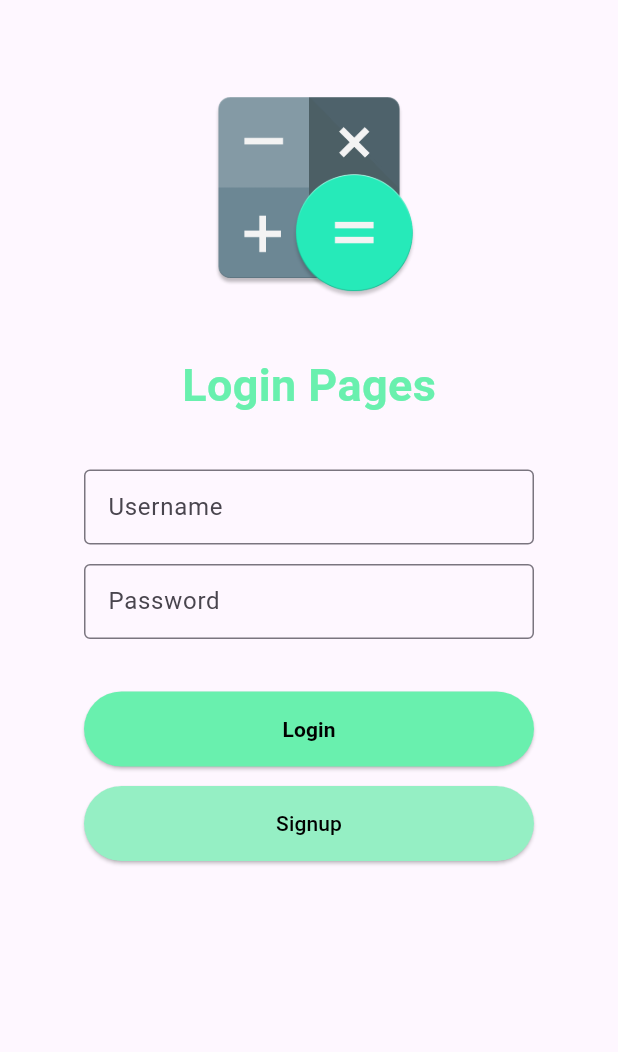
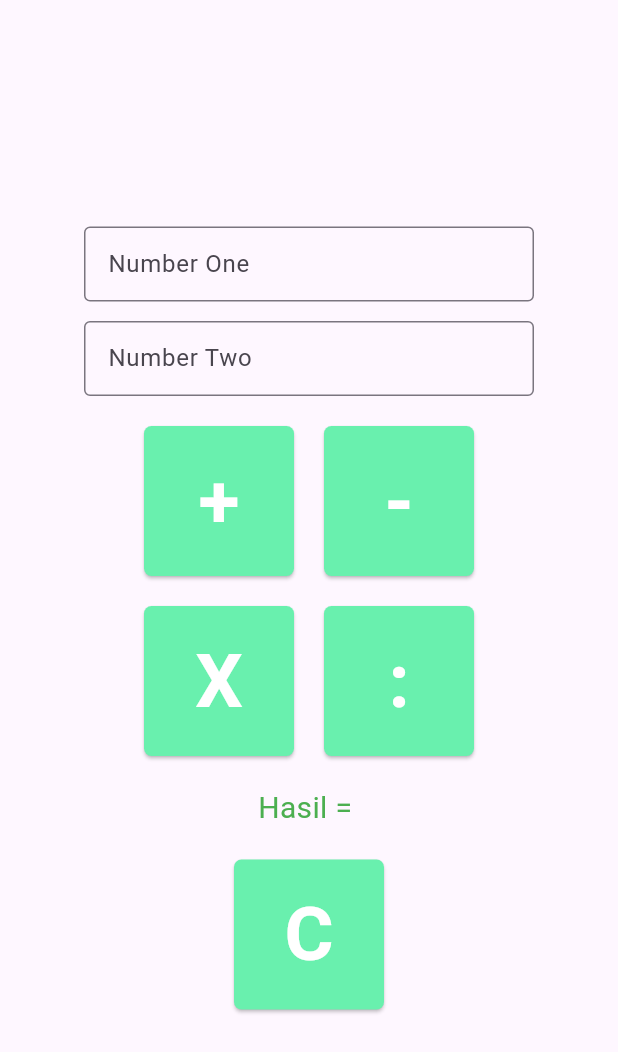
Before and after one commit to muyajid/flutter_calculator_project_v2, a Flutter app: the screen it shows after launch, on a phone screen of 412 x 824 dp. Shown: the top 1052 px of the screen. Run offline on Flutter 3.47's test engine with Material 3 defaults, Android fonts, the phone set to English and light mode, and no system bars; our stand-ins replace get.

Commit message:
feat: belajar getX

```diff
--- /dev/null
+++ b/lib/controller/calculator_controller.dart
@@ -0,0 +1,51 @@
+import 'package:flutter/widgets.dart';
+import 'package:get/get.dart';
+
+class CalculatorController extends GetxController {
+  final numberOne = TextEditingController();
+  final numberTwo = TextEditingController();
+  var hasil = ''.obs;
+
+  void tambah() {
+    int numberOneToInt = int.parse(numberOne.text.toString());
+    int numberTwoTOInt = int.parse(numberTwo.text.toString());
+
+    int r = numberOneToInt + numberTwoTOInt;
+    hasil.value = r.toString();
+  }
+
+  void kurang() {
+    int numberOneToInt = int.parse(numberOne.text.toString());
+    int numberTwoToInt = int.parse(numberTwo.text.toString());
+
+    int r = numberOneToInt - numberTwoToInt;
+    hasil.value = r.toString();
+  }
+
+  void kali() {
+    int numberOneToInt = int.parse(numberOne.text.toString());
+    int numberTwoToInt = int.parse(numberTwo.text.toString());
+
+    int r = numberOneToInt * numberTwoToInt;
+    hasil.value = r.toString();
+  }
+
+  void bagi() {
+    int numberOneToInt = int.parse(numberOne.text.toString());
+    int numberTwoToInt = int.parse(numberTwo.text.toString());
+
+    if (numberOneToInt == 0 || numberTwoToInt == 0) {
+      hasil.value = "Tidak dapat membagi dengan 0";
+      return;
+    }
+
+    int r = numberOneToInt ~/ numberTwoToInt;
+    hasil.value = r.toString();
+  }
+
+  void clear() {
+    numberOne.clear();
+    numberTwo.clear();
+    hasil.value = 0.toString();
+  }
+}
--- a/lib/main.dart
+++ b/lib/main.dart
@@ -1,5 +1,6 @@
 import 'package:flutter/material.dart';
-import 'package:flutter_calculator_project_v2/login_pages.dart';
+import 'package:flutter_calculator_project_v2/pages/calculator_pages.dart';
+import 'package:get/get_navigation/get_navigation.dart';
 
 void main() {
   runApp(const MyApp());
@@ -11,12 +12,12 @@ class MyApp extends StatelessWidget {
   // This widget is the root of your application.
   @override
   Widget build(BuildContext context) {
-    return MaterialApp(
+    return GetMaterialApp(
       title: 'Flutter Demo',
       theme: ThemeData(
         colorScheme: ColorScheme.fromSeed(seedColor: Colors.deepPurple),
       ),
-      home: LoginPages(),
+      home: Scaffold(body: CalculatorPages2()),
     );
   }
 }
--- /dev/null
+++ b/lib/pages/calculator_pages.dart
@@ -0,0 +1,59 @@
+import 'package:flutter/material.dart';
+import 'package:flutter/services.dart';
+import 'package:flutter_calculator_project_v2/controller/calculator_controller.dart';
+import 'package:flutter_calculator_project_v2/widget/button_calulate_widgets.dart';
+import 'package:flutter_calculator_project_v2/widget/input_widgets.dart';
+import 'package:get/get.dart';
+
+class CalculatorPages2 extends StatelessWidget {
+  CalculatorPages2({super.key});
+  final CalculatorController controller = Get.put(CalculatorController());
+  @override
+  Widget build(BuildContext context) {
+    return Container(
+      child: Column(
+        mainAxisAlignment: MainAxisAlignment.center,
+        children: [
+          Container(
+            child: InputWidgets(
+              usernameController: controller.numberOne,
+              passwordController: controller.numberTwo,
+              inputNumberOne: "Number One",
+              inputNumberTwo: "Number Two",
+              secure: false,
+              inputFormater: [FilteringTextInputFormatter.digitsOnly],
+            ),
+          ),
+          SizedBox(height: 20),
+          Row(
+            mainAxisAlignment: MainAxisAlignment.center,
+            spacing: 20,
+            children: [
+              ButtonCalulate(ops: "+", onPresed: () => controller.tambah()),
+              ButtonCalulate(ops: "-", onPresed: () => controller.kurang()),
+            ],
+          ),
+          SizedBox(height: 20),
+          Row(
+            mainAxisAlignment: MainAxisAlignment.center,
+            spacing: 20,
+            children: [
+              ButtonCalulate(ops: "X", onPresed: () => controller.kali()),
+              ButtonCalulate(ops: ":", onPresed: () => controller.bagi()),
+            ],
+          ),
+          Container(
+            margin: EdgeInsets.all(20),
+            child: Obx(
+              () => Text(
+                "Hasil = ${controller.hasil}",
+                style: TextStyle(color: Colors.green, fontSize: 20),
+              ),
+            ),
+          ),
+          ButtonCalulate(ops: "C", onPresed: () => controller.clear()),
+        ],
+      ),
+    );
+  }
+}
--- /dev/null
+++ b/lib/widget/button_calulate_widgets.dart
@@ -0,0 +1,26 @@
+import 'package:flutter/material.dart';
+
+class ButtonCalulate extends StatelessWidget {
+  final String? ops;
+  final VoidCallback? onPresed;
+  const ButtonCalulate({super.key, this.ops, this.onPresed});
+
+  @override
+  Widget build(BuildContext context) {
+    return ElevatedButton(
+      onPressed: onPresed,
+      style: ElevatedButton.styleFrom(
+        backgroundColor: Colors.greenAccent,
+        foregroundColor: Colors.white,
+        shape: RoundedRectangleBorder(
+          borderRadius: BorderRadius.all(Radius.circular(5)),
+        ),
+        fixedSize: Size(100, 100),
+      ),
+      child: Text(
+        ops.toString(),
+        style: TextStyle(fontWeight: FontWeight.bold, fontSize: 50),
+      ),
+    );
+  }
+}
--- a/lib/widget/input_widgets.dart
+++ b/lib/widget/input_widgets.dart
@@ -2,8 +2,8 @@ import 'package:flutter/material.dart';
 import 'package:flutter/services.dart';
 
 class InputWidgets extends StatelessWidget {
-  final TextEditingController usernameController;
-  final TextEditingController passwordController;
+  final TextEditingController? usernameController;
+  final TextEditingController? passwordController;
   final String inputNumberOne;
   final String inputNumberTwo;
   final bool secure;
@@ -11,8 +11,8 @@ class InputWidgets extends StatelessWidget {
 
   const InputWidgets({
     super.key,
-    required this.usernameController,
-    required this.passwordController,
+    this.usernameController,
+    this.passwordController,
     required this.inputNumberOne,
     required this.inputNumberTwo,
     required this.secure,
```
